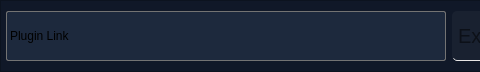
This is PluginBuilder/unrealversionslot.ui in Mecanes-Org/PluginBuilder-source as Qt 5 draws it before an edit; both pictures show x 0 to 480 and y 0 to 72 of the 700 by 72 pixel window. The edited form follows.
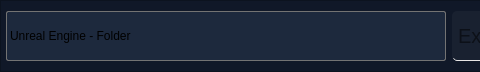
This is the edited form.

Patch:
```diff
--- a/PluginBuilder/unrealversionslot.ui
+++ b/PluginBuilder/unrealversionslot.ui
@@ -131,7 +131,7 @@
            </size>
           </property>
           <property name="text">
-           <string>Plugin Link</string>
+           <string>Unreal Engine - Folder</string>
           </property>
          </widget>
         </item>
```
